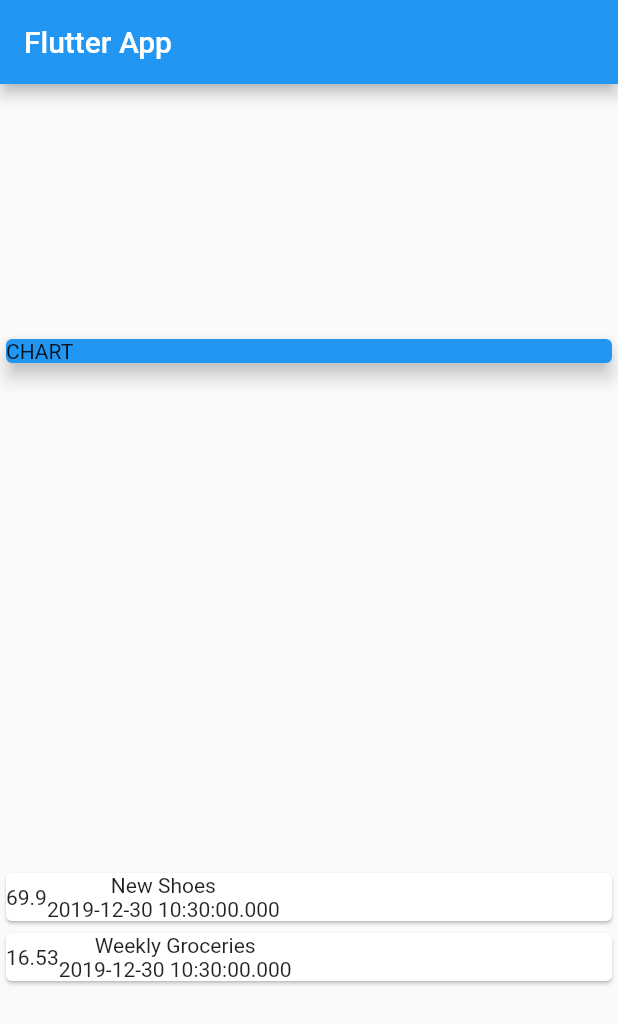
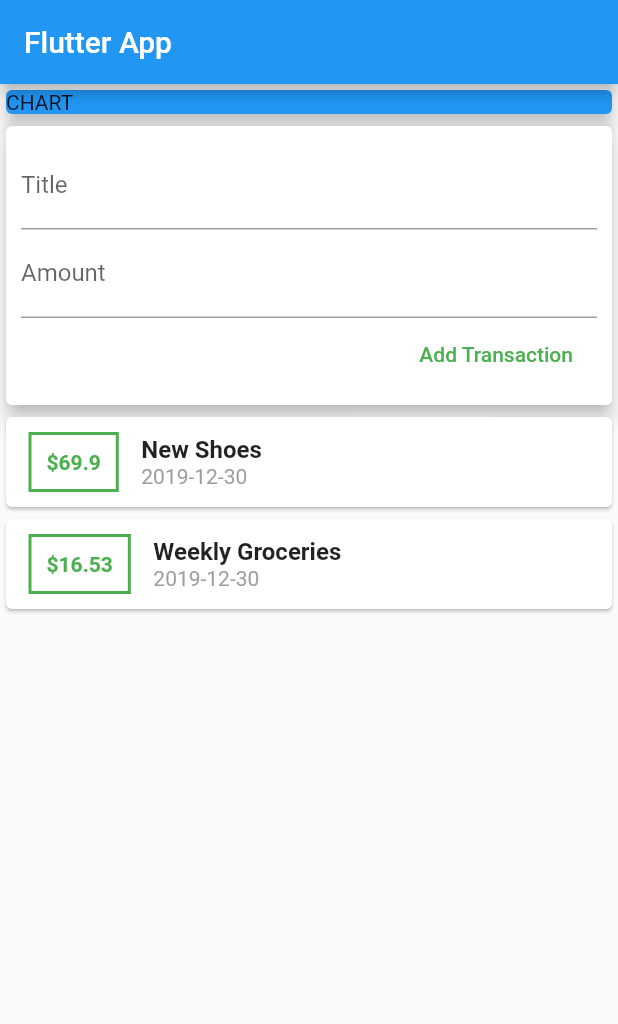
Before and after one commit to DanielIchida/flutter_prueba, a Flutter app: the screen it shows after launch, on a phone screen of 412 x 824 dp. Shown: the top 1024 px of the screen. Run offline on Flutter 3.47's test engine with Material 2 defaults, Android fonts, the phone set to English and light mode, and no system bars; our stand-ins replace camera.

Commit message:
version 3

```diff
--- a/lib/src/pages/productos_page.dart
+++ b/lib/src/pages/productos_page.dart
@@ -1,5 +1,5 @@
 import 'package:flutter/material.dart';
-import 'package:flutter_prueba/src/pages/models/transaction.dart';
+import 'package:flutter_prueba/src/pages/widgets/user_transaction.dart';
 
 class ProductosPage extends StatefulWidget {
   ProductosPage({Key key}) : super(key: key);
@@ -9,16 +9,6 @@ class ProductosPage extends StatefulWidget {
 }
 
 class _ProductosPageState extends State<ProductosPage> {
-  final List<Transaction> transactions = [
-    Transaction(
-        id: 't1', title: 'New Shoes', amount: 69.9, date: DateTime.now()),
-    Transaction(
-        id: 't2',
-        title: 'Weekly Groceries',
-        amount: 16.53,
-        date: DateTime.now())
-  ];
-
   @override
   Widget build(BuildContext context) {
     return Scaffold(
@@ -26,32 +16,14 @@ class _ProductosPageState extends State<ProductosPage> {
         title: Text("Flutter App"),
       ),
       body: Column(
-        mainAxisAlignment: MainAxisAlignment.spaceAround,
+        //mainAxisAlignment: MainAxisAlignment.start,
         crossAxisAlignment: CrossAxisAlignment.stretch,
         children: <Widget>[
           Container(
             width: double.infinity,
             child: Card(color: Colors.blue, child: Text("CHART"), elevation: 5),
           ),
-          Column(
-            children: transactions.map((t) {
-              return Card(
-                child: Row(
-                  children: <Widget>[
-                    Container(
-                      child: Text(t.amount.toString()),
-                    ),
-                    Column(
-                      children: <Widget>[
-                        Text(t.title),
-                        Text(t.date.toString())
-                      ],
-                    )
-                  ],
-                ),
-              );
-            }).toList(),
-          )
+          UserTransaction()
         ],
       ),
     );
--- /dev/null
+++ b/lib/src/pages/widgets/new_transaction.dart
@@ -0,0 +1,41 @@
+import 'package:flutter/material.dart';
+
+class NewTransaction extends StatefulWidget {
+  @override
+  _NewTransactionState createState() => _NewTransactionState();
+}
+
+class _NewTransactionState extends State<NewTransaction> {
+  final titleController = TextEditingController();
+  final amountController = TextEditingController();
+
+  @override
+  Widget build(BuildContext context) {
+    return Card(
+        elevation: 5,
+        child: Container(
+          padding: EdgeInsets.all(10),
+          child: Column(
+            crossAxisAlignment: CrossAxisAlignment.end,
+            children: <Widget>[
+              TextField(
+                decoration: InputDecoration(labelText: 'Title'),
+                controller: titleController,
+              ),
+              TextField(
+                decoration: InputDecoration(labelText: 'Amount'),
+                controller: amountController,
+              ),
+              FlatButton(
+                child: Text("Add Transaction"),
+                onPressed: () {
+                  print(titleController.text);
+                  print(amountController.text);
+                },
+                textColor: Colors.green,
+              )
+            ],
+          ),
+        ));
+  }
+}
--- /dev/null
+++ b/lib/src/pages/widgets/transaction_list.dart
@@ -0,0 +1,48 @@
+import 'package:flutter/material.dart';
+import 'package:flutter_prueba/src/pages/models/transaction.dart';
+import 'package:intl/intl.dart';
+
+class TransactionList extends StatelessWidget {
+  final List<Transaction> transactions;
+
+  TransactionList(this.transactions);
+
+  @override
+  Widget build(BuildContext context) {
+    return Column(
+      children: transactions.map((t) {
+        return Card(
+          child: Row(
+            children: <Widget>[
+              Container(
+                padding: EdgeInsets.all(10),
+                child: Text(
+                  '\$${t.amount}',
+                  style: TextStyle(
+                      fontWeight: FontWeight.bold, color: Colors.green),
+                ),
+                decoration: BoxDecoration(
+                  border: Border.all(color: Colors.green, width: 2),
+                ),
+                margin: EdgeInsets.symmetric(vertical: 10, horizontal: 15),
+              ),
+              Column(
+                crossAxisAlignment: CrossAxisAlignment.start,
+                children: <Widget>[
+                  Text(
+                    t.title,
+                    style: TextStyle(fontWeight: FontWeight.bold, fontSize: 16),
+                  ),
+                  Text(
+                    DateFormat('yyyy-MM-dd').format(t.date),
+                    style: TextStyle(color: Colors.grey),
+                  )
+                ],
+              )
+            ],
+          ),
+        );
+      }).toList(),
+    );
+  }
+}
--- /dev/null
+++ b/lib/src/pages/widgets/user_transaction.dart
@@ -0,0 +1,41 @@
+import 'package:flutter/material.dart';
+import 'package:flutter_prueba/src/pages/models/transaction.dart';
+import 'package:flutter_prueba/src/pages/widgets/new_transaction.dart';
+import 'package:flutter_prueba/src/pages/widgets/transaction_list.dart';
+
+class UserTransaction extends StatefulWidget {
+  UserTransaction({Key key}) : super(key: key);
+
+  @override
+  _UserTransactionState createState() => _UserTransactionState();
+}
+
+class _UserTransactionState extends State<UserTransaction> {
+  final List<Transaction> transactions = [
+    Transaction(
+        id: 't1', title: 'New Shoes', amount: 69.9, date: DateTime.now()),
+    Transaction(
+        id: 't2',
+        title: 'Weekly Groceries',
+        amount: 16.53,
+        date: DateTime.now())
+  ];
+
+  void addNewTransaction(String txtTitle, double txAmount) {
+    final newTx = Transaction(
+        title: txtTitle,
+        amount: txAmount,
+        date: DateTime.now(),
+        id: DateTime.now().toString());
+    setState(() {
+      transactions.add(newTx);
+    });
+  }
+
+  @override
+  Widget build(BuildContext context) {
+    return Column(
+      children: <Widget>[NewTransaction(), TransactionList(transactions)],
+    );
+  }
+}
--- a/pubspec.yaml
+++ b/pubspec.yaml
@@ -34,6 +34,7 @@ dev_dependencies:
   location: ^2.3.5
   google_maps_flutter: ^0.5.21+15
   http: ^0.12.0+3
+  intl: ^0.16.0
 
 
 # For information on the generic Dart part of this file, see the
```
Also changed, not shown: pubspec.lock.
